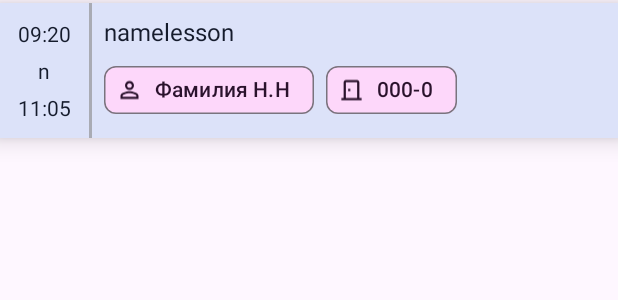
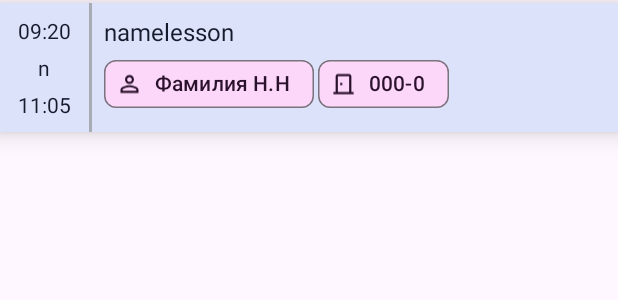
Before and after one commit to danilkis/GuapScheduleApp, an Android app: the layout lesson_sh_layout.xml on its own in the app's theme, with its tools: preview values and no code run, on a phone screen of 412 x 824 dp. Shown: the top 300 px of the screen. Run offline under Robolectric (Android 15) with nearby library versions, the phone set to English and light mode, and no system bars.

Commit message:
Обновление Chip для работы с 2 преподами и 2 аудиториями

```diff
--- a/app/src/main/res/layout/lesson_sh_layout.xml
+++ b/app/src/main/res/layout/lesson_sh_layout.xml
@@ -91,28 +91,33 @@
                 app:layout_constraintStart_toStartOf="parent"
                 app:layout_constraintTop_toTopOf="parent" />
 
+            <com.google.android.material.chip.ChipGroup
+                android:id="@+id/chipGroup"
+                android:layout_width="match_parent"
+                android:layout_height="wrap_content"
+                app:singleLine="true"
+                app:chipSpacingHorizontal = "3dp"
+                app:layout_constraintEnd_toEndOf="parent"
+                app:layout_constraintHorizontal_bias="0.0"
+                app:layout_constraintStart_toStartOf="@+id/namelesson"
+                app:layout_constraintTop_toBottomOf="@+id/namelesson">
+
                 <com.google.android.material.chip.Chip
                     android:id="@+id/NameTeacher"
                     style="@style/Widget.Material3.Chip.Assist"
                     android:layout_width="wrap_content"
                     android:layout_height="wrap_content"
-                android:layout_marginTop="4dp"
                     android:clickable="false"
                     android:text="Фамилия Н.Н"
                     android:textColor="?attr/colorOnTertiaryContainer"
                     app:chipBackgroundColor="?attr/colorTertiaryContainer"
                     app:chipIcon="@drawable/baseline_person_outline_24"
-                app:chipIconTint="?attr/colorOnTertiaryContainer"
-                app:layout_constraintStart_toStartOf="@+id/namelesson"
-                app:layout_constraintTop_toBottomOf="@+id/namelesson" />
-
+                    app:chipIconTint="?attr/colorOnTertiaryContainer" />
 
                 <com.google.android.material.chip.Chip
                     android:id="@+id/NumAudience"
                     android:layout_width="wrap_content"
                     android:layout_height="wrap_content"
-                android:layout_marginStart="8dp"
-                android:layout_marginTop="4dp"
                     android:clickable="false"
                     android:text="000-0"
                     android:textColor="?attr/colorOnTertiaryContainer"
@@ -122,8 +127,33 @@
                     app:layout_constraintStart_toEndOf="@+id/NameTeacher"
                     app:layout_constraintTop_toBottomOf="@+id/namelesson" />
 
+                <com.google.android.material.chip.Chip
+                    android:id="@+id/NameTeacher2"
+                    android:visibility="gone"
+                    style="@style/Widget.Material3.Chip.Assist"
+                    android:layout_width="wrap_content"
+                    android:layout_height="wrap_content"
+                    android:clickable="false"
+                    android:text="Фамилия Н.Н"
+                    android:textColor="?attr/colorOnTertiaryContainer"
+                    app:chipBackgroundColor="?attr/colorTertiaryContainer"
+                    app:chipIcon="@drawable/baseline_person_outline_24"
+                    app:chipIconTint="?attr/colorOnTertiaryContainer" />
+
+                <com.google.android.material.chip.Chip
+                    android:id="@+id/NumAudience2"
+                    android:visibility="gone"
+                    android:layout_width="wrap_content"
+                    android:layout_height="wrap_content"
+                    android:clickable="false"
+                    android:text="000-0"
+                    android:textColor="?attr/colorOnTertiaryContainer"
+                    app:chipBackgroundColor="?attr/colorTertiaryContainer"
+                    app:chipIcon="@drawable/outline_door_back_24"
+                    app:chipIconTint="?attr/colorOnTertiaryContainer"
+                    app:layout_constraintStart_toEndOf="@+id/NameTeacher"
+                    app:layout_constraintTop_toBottomOf="@+id/namelesson" />
+            </com.google.android.material.chip.ChipGroup>
         </androidx.constraintlayout.widget.ConstraintLayout>
-
     </androidx.constraintlayout.widget.ConstraintLayout>
-
 </androidx.cardview.widget.CardView>
```
Lines whose indentation alone changed are shown as unchanged.
